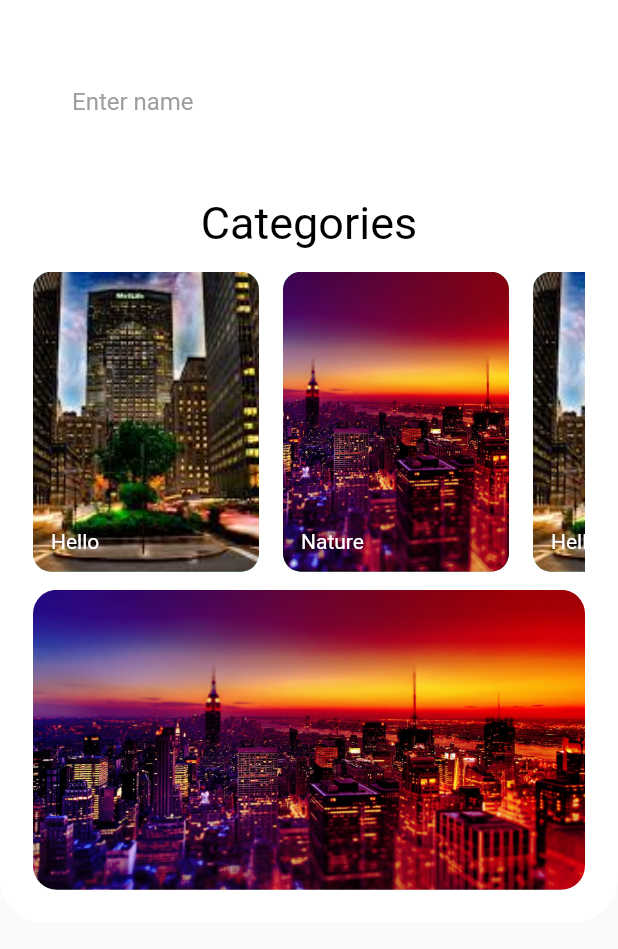
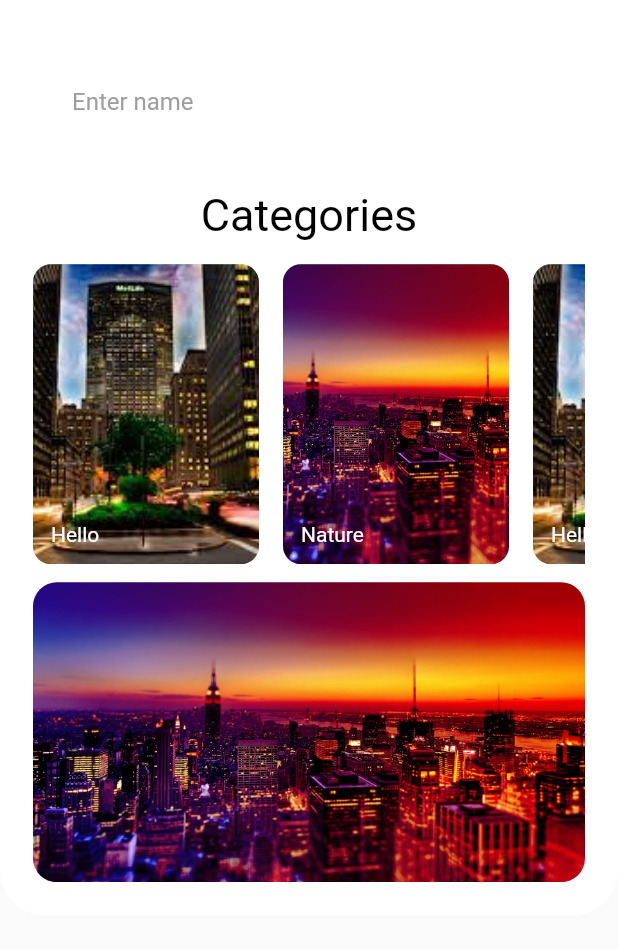
Before and after one commit to ahmerrkhan/wallpapers, a Flutter app: the screen it shows after launch, on a phone screen of 412 x 824 dp, the part 228-1177 px from its top. Run offline on Flutter 3.47's test engine with Material 2 defaults, Android fonts, the phone set to English and light mode, and no system bars.

Commit message:
Update mainScreen.dart

```diff
--- a/lightdarkthemeapp/lib/mainScreen.dart
+++ b/lightdarkthemeapp/lib/mainScreen.dart
@@ -67,7 +67,7 @@ class _mainScreenState extends State<mainScreen> {
                     ),
                   ),
                   SizedBox(
-                    height: 20.0,
+                    height: 15.0,
                   ),
                   Padding(
                     padding: EdgeInsets.all(10.0),
```
